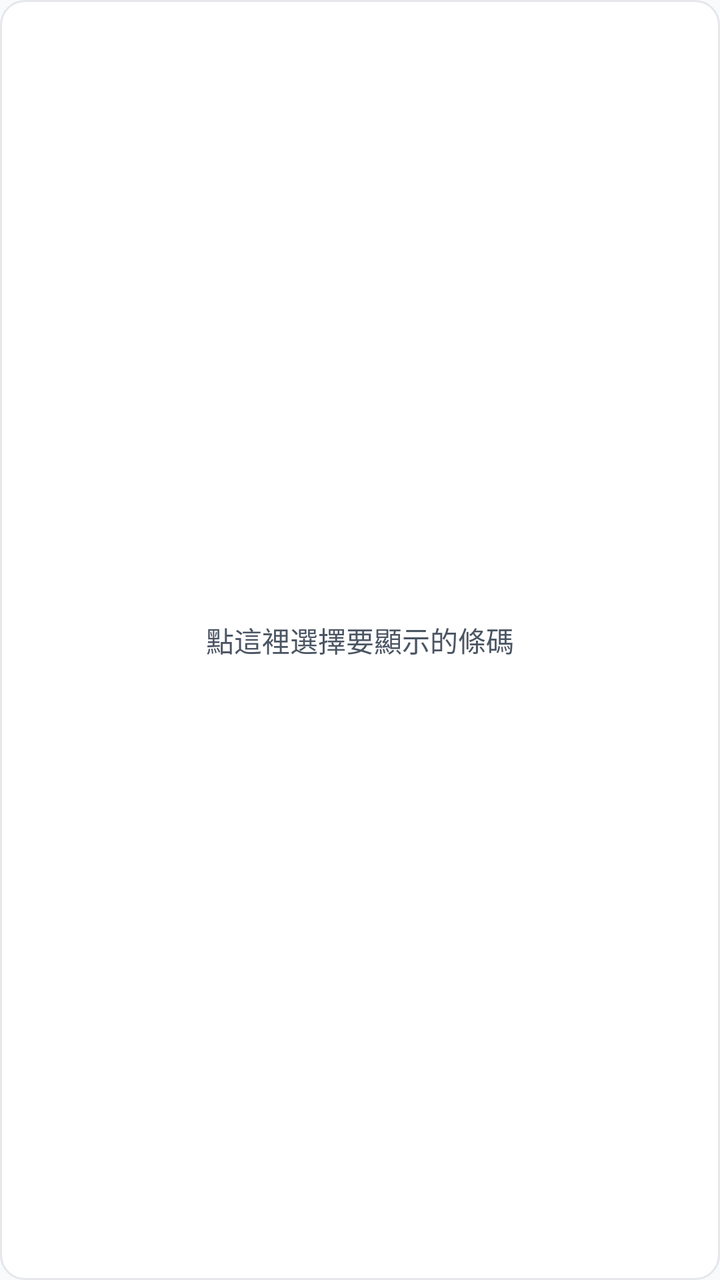
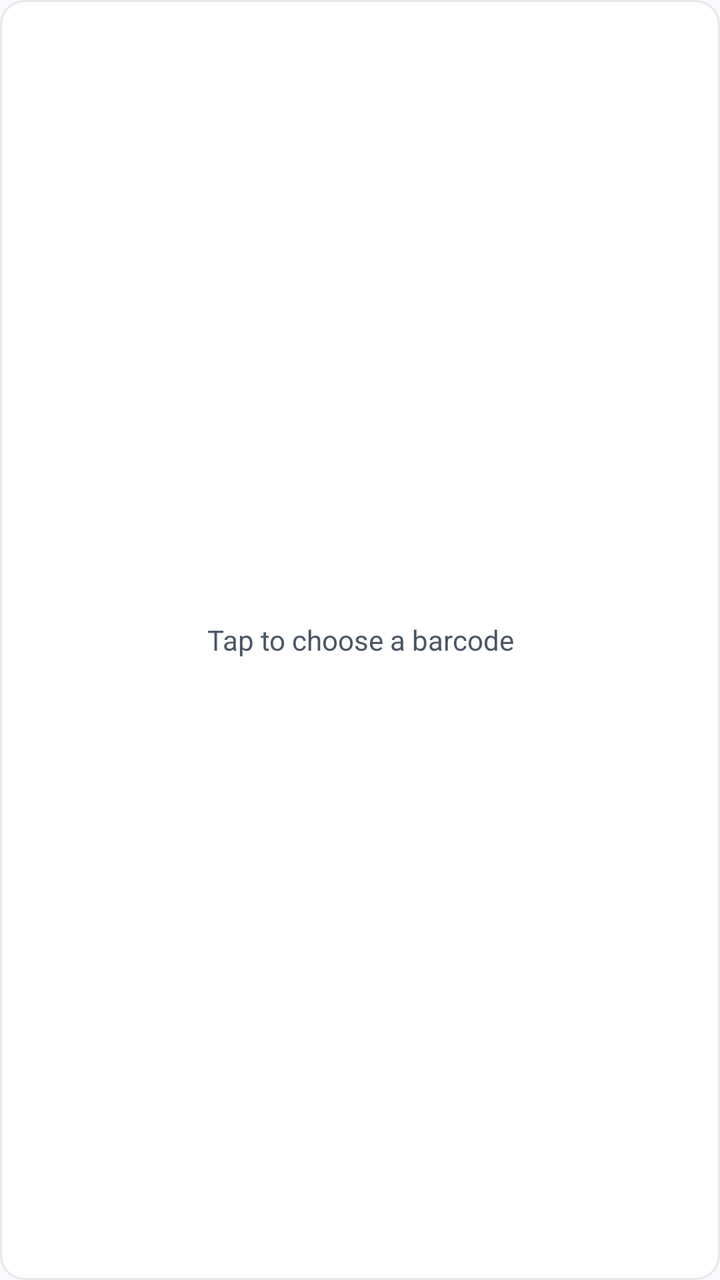

Compare the two renders of this Android layout. The source of the first and the diff that turns it into the second are given below.
<!-- AndroidManifest.xml: application theme AppTheme -->
<!-- res/layout/widget_single.xml -->
<?xml version="1.0" encoding="utf-8"?>
<FrameLayout xmlns:android="http://schemas.android.com/apk/res/android"
    android:id="@+id/root"
    android:layout_width="match_parent"
    android:layout_height="match_parent"
    android:background="@drawable/widget_bg"
    android:padding="@dimen/hairline">

    <LinearLayout
        android:id="@+id/code"
        android:layout_width="match_parent"
        android:layout_height="match_parent"
        android:orientation="vertical"
        android:visibility="gone">

        <ImageView
            android:id="@+id/code_img"
            android:layout_width="match_parent"
            android:layout_height="0dp"
            android:layout_marginTop="@dimen/space_sm"
            android:layout_weight="1"
            android:importantForAccessibility="no"
            android:scaleType="fitXY" />

        <ImageView
            android:id="@+id/code_qr"
            android:layout_width="match_parent"
            android:layout_height="0dp"
            android:layout_marginTop="@dimen/space_sm"
            android:layout_weight="1"
            android:importantForAccessibility="no"
            android:scaleType="fitCenter"
            android:visibility="gone" />

        
        <FrameLayout
            android:layout_width="match_parent"
            android:layout_height="wrap_content">

            <LinearLayout
                android:layout_width="match_parent"
                android:layout_height="wrap_content"
                android:layout_gravity="center_vertical"
                android:layout_marginHorizontal="@dimen/touch"
                android:layout_marginVertical="@dimen/space_xs"
                android:gravity="center"
                android:orientation="horizontal">

                <TextView
                    android:id="@+id/code_name"
                    android:layout_width="wrap_content"
                    android:layout_height="wrap_content"
                    android:ellipsize="end"
                    android:maxEms="8"
                    android:maxLines="1"
                    android:textColor="@color/secondary"
                    android:textSize="@dimen/text_micro" />

                <TextView
                    android:id="@+id/code_value"
                    android:layout_width="wrap_content"
                    android:layout_height="wrap_content"
                    android:layout_marginStart="@dimen/space_sm"
                    android:ellipsize="end"
                    android:fontFamily="monospace"
                    android:maxLines="1"
                    android:textColor="@color/primary"
                    android:textSize="@dimen/text_caption" />
            </LinearLayout>

            
            <ImageView
                android:id="@+id/code_sun"
                android:layout_width="@dimen/touch"
                android:layout_height="@dimen/touch_sm"
                android:layout_gravity="end|center_vertical"
                android:background="?android:attr/selectableItemBackgroundBorderless"
                android:contentDescription="調到最亮"
                android:scaleType="center"
                android:src="@drawable/ic_sun"
                android:visibility="gone" />
        </FrameLayout>
    </LinearLayout>

    
    <TextView
        android:id="@+id/empty"
        android:layout_width="match_parent"
        android:layout_height="match_parent"
        android:gravity="center"
        android:text="點這裡選擇要顯示的條碼"
        android:textColor="@color/secondary"
        android:textSize="@dimen/text_body_sm" />
</FrameLayout>
<!-- resources referenced by this layout -->
<resources>
  <color name="primary">#1F2937</color>
  <color name="secondary">#4B5563</color>
  <dimen name="hairline">1dp</dimen>
  <dimen name="space_sm">8dp</dimen>
  <dimen name="space_xs">4dp</dimen>
  <dimen name="text_body_sm">14sp</dimen>
  <dimen name="text_caption">12sp</dimen>
  <dimen name="text_micro">10sp</dimen>
  <dimen name="touch">48dp</dimen>
  <dimen name="touch_sm">32dp</dimen>
  <!-- drawable ic_sun (drawable) -->
  <?xml version="1.0" encoding="utf-8"?>
  <vector xmlns:android="http://schemas.android.com/apk/res/android"
      android:width="24dp"
      android:height="24dp"
      android:viewportWidth="24"
      android:viewportHeight="24">
      <path
          android:pathData="M8,12a4,4 0 1,0 8,0a4,4 0 1,0 -8,0"
          android:strokeWidth="2"
          android:strokeColor="@color/secondary" />
      <path
          android:pathData="M12,2.5v2M12,19.5v2M2.5,12h2M19.5,12h2M5.3,5.3l1.4,1.4M17.3,17.3l1.4,1.4M5.3,18.7l1.4,-1.4M17.3,6.7l1.4,-1.4"
          android:strokeWidth="2"
          android:strokeColor="@color/secondary"
          android:strokeLineCap="round" />
  </vector>
  <!-- drawable widget_bg (drawable) -->
  <?xml version="1.0" encoding="utf-8"?>
  <shape xmlns:android="http://schemas.android.com/apk/res/android" android:shape="rectangle">
      <solid android:color="@color/surface" />
      <stroke
          android:width="@dimen/hairline"
          android:color="@color/border" />
      <corners android:radius="@dimen/radius_lg" />
  </shape>
  <style name="AppTheme" parent="android:Theme.Material.Light.NoActionBar">
          <item name="android:windowBackground">@color/neutral</item>
          <item name="android:colorBackground">@color/neutral</item>
          <item name="android:colorAccent">@color/accent</item>
          <item name="android:colorPrimary">@color/accent</item>
          <item name="android:colorControlActivated">@color/accent</item>
          <item name="android:textColorPrimary">@color/primary</item>
          <item name="android:textColorSecondary">@color/secondary</item>
          <item name="android:textColorHint">@color/secondary</item>
          <item name="android:statusBarColor">@color/neutral</item>
          <item name="android:navigationBarColor">@color/neutral</item>
          <item name="android:windowLightStatusBar">true</item>
          <item name="android:windowLightNavigationBar">true</item>
          <item name="android:alertDialogTheme">@style/DialogTheme</item>
      </style>
  <color name="surface">#FFFFFF</color>
  <color name="border">#E5E7EB</color>
  <dimen name="radius_lg">12dp</dimen>
  <color name="neutral">#F9FAFB</color>
  <color name="accent">#2563EB</color>
  <style name="DialogTheme" parent="android:Theme.Material.Light.Dialog.Alert">
          <item name="android:colorAccent">@color/accent</item>
      </style>
</resources>

<!-- the commit's change to res/layout/widget_single.xml (unified diff, before → after) -->
@@ -75,7 +75,7 @@
                 android:layout_height="@dimen/touch_sm"
                 android:layout_gravity="end|center_vertical"
                 android:background="?android:attr/selectableItemBackgroundBorderless"
-                android:contentDescription="調到最亮"
+                android:contentDescription="@string/brighten"
                 android:scaleType="center"
                 android:src="@drawable/ic_sun"
                 android:visibility="gone" />
@@ -88,7 +88,7 @@
         android:layout_width="match_parent"
         android:layout_height="match_parent"
         android:gravity="center"
-        android:text="點這裡選擇要顯示的條碼"
+        android:text="@string/widget_pick_single"
         android:textColor="@color/secondary"
         android:textSize="@dimen/text_body_sm" />
 </FrameLayout>
<!-- resource entries referenced after the edit -->
@@ -36,6 +36,8 @@
           android:color="@color/border" />
       <corners android:radius="@dimen/radius_lg" />
   </shape>
+  <string name="brighten">Full brightness</string>
+  <string name="widget_pick_single">Tap to choose a barcode</string>
   <style name="AppTheme" parent="android:Theme.Material.Light.NoActionBar">
           <item name="android:windowBackground">@color/neutral</item>
           <item name="android:colorBackground">@color/neutral</item>
